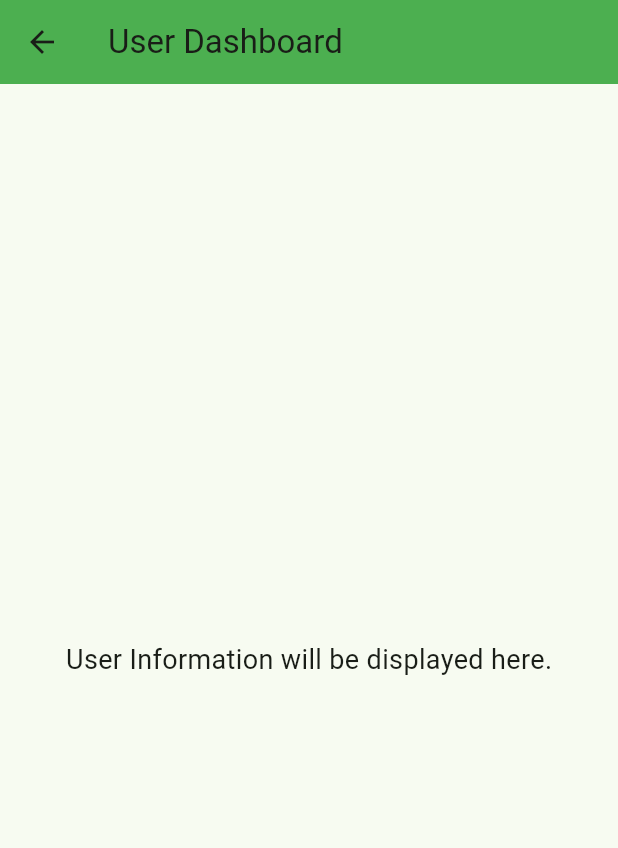
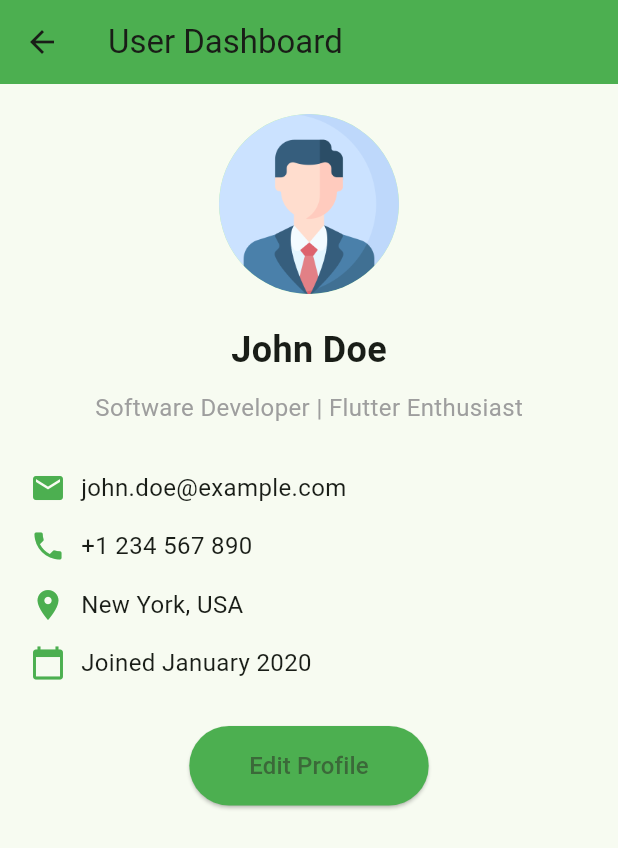
Before and after one commit to Sreys10/ngo_app2, a Flutter app: the DashboardPage screen opened directly, on a phone screen of 412 x 824 dp. Shown: the top 848 px of the screen. Run offline on Flutter 3.47's test engine with Material 3 defaults, Android fonts, the phone set to English and light mode, and no system bars.

Commit message:
dashboard updates

```diff
--- a/ngo_app/lib/ENVIRONMENT/dashboard.dart
+++ b/ngo_app/lib/ENVIRONMENT/dashboard.dart
@@ -10,18 +10,85 @@ class DashboardPage extends StatelessWidget {
         title: const Text('User Dashboard'),
         backgroundColor: Colors.green,
       ),
-      body: Center(
-        child: Column(
-          mainAxisAlignment: MainAxisAlignment.center,
-          children: const [
-            Text(
-              'User Information will be displayed here.',
-              style: TextStyle(fontSize: 18),
-            ),
-            // Add more user information widgets here
-          ],
+      body: SingleChildScrollView(
+        child: Center(
+          child: Column(
+            children: [
+              const SizedBox(height: 20),
+              // Profile Picture
+              const CircleAvatar(
+                radius: 60,
+                backgroundImage:
+                    AssetImage('assets/pf.png'), // Add your image asset
+              ),
+              const SizedBox(height: 20),
+              // User Name
+              const Text(
+                'John Doe',
+                style: TextStyle(fontSize: 24, fontWeight: FontWeight.bold),
+              ),
+              const SizedBox(height: 10),
+              // User Bio
+              const Text(
+                'Software Developer | Flutter Enthusiast',
+                style: TextStyle(fontSize: 16, color: Colors.grey),
+              ),
+              const SizedBox(height: 30),
+              // User Details Section
+              Padding(
+                padding: const EdgeInsets.symmetric(horizontal: 20),
+                child: Column(
+                  children: [
+                    // Email
+                    _buildUserInfoRow(Icons.email, 'john.doe@example.com'),
+                    const SizedBox(height: 15),
+                    // Phone Number
+                    _buildUserInfoRow(Icons.phone, '+1 234 567 890'),
+                    const SizedBox(height: 15),
+                    // Location
+                    _buildUserInfoRow(Icons.location_on, 'New York, USA'),
+                    const SizedBox(height: 15),
+                    // Joined Date
+                    _buildUserInfoRow(
+                        Icons.calendar_today, 'Joined January 2020'),
+                  ],
+                ),
+              ),
+              const SizedBox(height: 30),
+              // Edit Profile Button
+              ElevatedButton(
+                onPressed: () {
+                  // Add functionality to edit profile
+                },
+                style: ElevatedButton.styleFrom(
+                  backgroundColor: Colors.green,
+                  padding:
+                      const EdgeInsets.symmetric(horizontal: 40, vertical: 15),
+                ),
+                child: const Text(
+                  'Edit Profile',
+                  style: TextStyle(fontSize: 16),
+                ),
+              ),
+              const SizedBox(height: 20),
+            ],
+          ),
         ),
       ),
     );
   }
+
+  // Helper method to build user info rows
+  Widget _buildUserInfoRow(IconData icon, String text) {
+    return Row(
+      children: [
+        Icon(icon, color: Colors.green),
+        const SizedBox(width: 10),
+        Text(
+          text,
+          style: const TextStyle(fontSize: 16),
+        ),
+      ],
+    );
+  }
 }
--- a/ngo_app/lib/environment_resource_page/environmental_resources_page.dart
+++ b/ngo_app/lib/environment_resource_page/environmental_resources_page.dart
@@ -72,6 +72,7 @@ class EnvironmentalResourcesPage extends StatelessWidget {
       appBar: AppBar(
         title: const Text('Environmental Resources'),
         backgroundColor: const Color(0xFF2E7D32),
+        elevation: 0,
       ),
       body: SingleChildScrollView(
         child: Column(
@@ -81,10 +82,10 @@ class EnvironmentalResourcesPage extends StatelessWidget {
               height: 300,
               decoration: BoxDecoration(
                 image: DecorationImage(
-                  image: const AssetImage('assets/images/hero_environment.jpg'),
+                  image: const AssetImage('assets/ev.gif'),
                   fit: BoxFit.cover,
                   colorFilter: ColorFilter.mode(
-                    Colors.black.withOpacity(0.3),
+                    Colors.white.withOpacity(0.3),
                     BlendMode.darken,
                   ),
                 ),
--- a/ngo_app/lib/management/management_page.dart
+++ b/ngo_app/lib/management/management_page.dart
@@ -99,10 +99,10 @@ class ManagementPage extends StatelessWidget {
               width: double.infinity,
               decoration: BoxDecoration(
                 image: DecorationImage(
-                  image: const AssetImage('assets/images/hero_management.jpg'),
+                  image: const AssetImage('assets/rm.gif'),
                   fit: BoxFit.cover,
                   colorFilter: ColorFilter.mode(
-                    Colors.black.withOpacity(0.5),
+                    Colors.white.withOpacity(0.5),
                     BlendMode.darken,
                   ),
                 ),
--- a/ngo_app/lib/recycle/recycling_page.dart
+++ b/ngo_app/lib/recycle/recycling_page.dart
@@ -31,9 +31,9 @@ class RecyclingPage extends StatelessWidget {
                 child: Text(
                   'Recycle Today, Protect Tomorrow',
                   style: TextStyle(
-                    fontSize: 24,
+                    fontSize: 34,
                     fontWeight: FontWeight.bold,
-                    color: Colors.white,
+                    color: Colors.blue,
                     shadows: [
                       Shadow(
                         blurRadius: 10,
--- a/ngo_app/lib/waste_disposal/waste_disposal_page.dart
+++ b/ngo_app/lib/waste_disposal/waste_disposal_page.dart
@@ -11,7 +11,7 @@ class WasteDisposalPage extends StatelessWidget {
 
     return Scaffold(
       appBar: AppBar(
-        title: const Text('4.4 Waste Disposal'),
+        title: const Text('Waste Disposal'),
         backgroundColor: Colors.green,
         elevation: 0, // Remove app bar shadow
       ),
```
Also changed, not shown: ngo_app/pubspec.yaml (+7 -1 lines), ngo_app/assets/ev.gif (added), ngo_app/assets/rm.gif (added), ngo_app/pubspec.lock, 7 other files.
